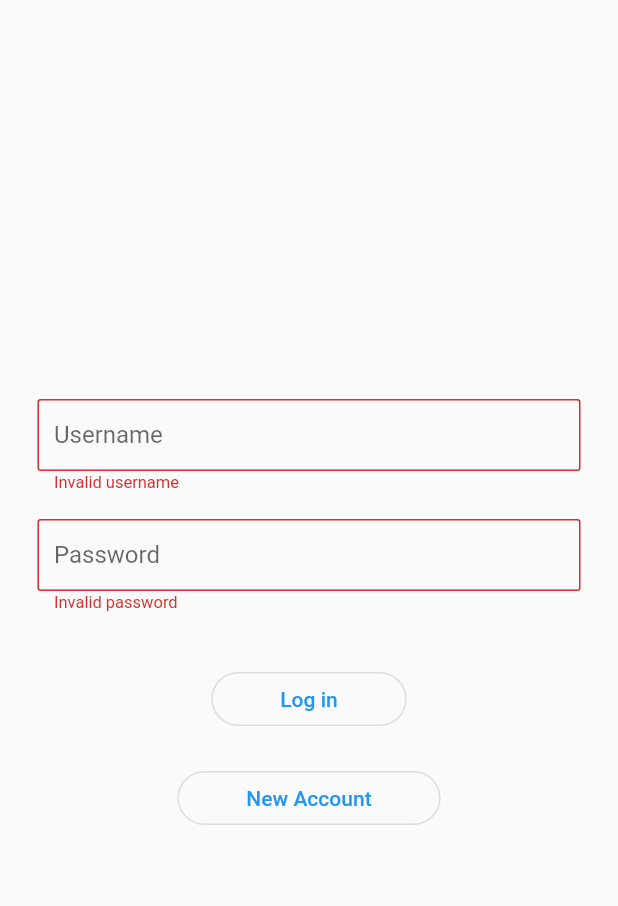
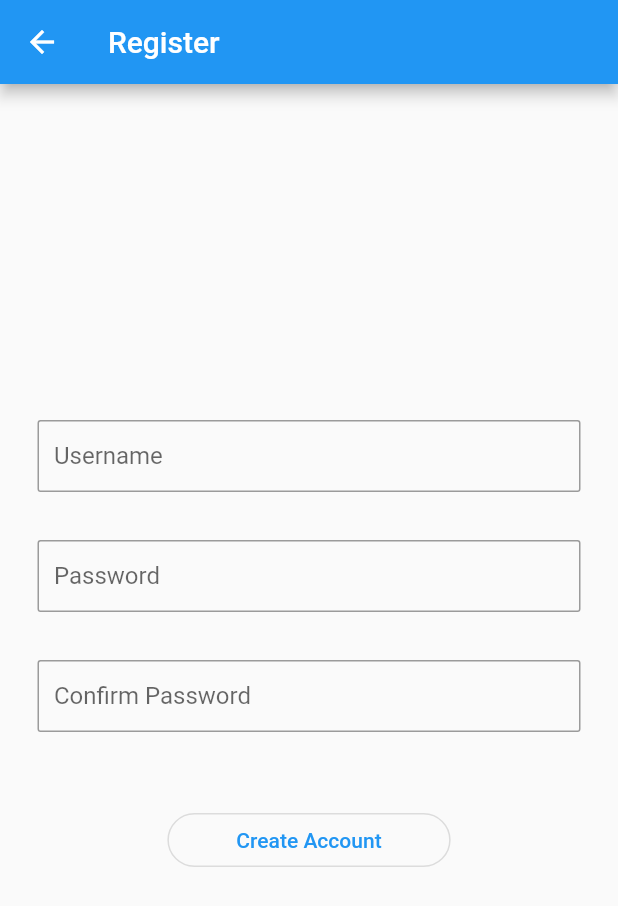
Before and after one commit to maotterson/flutter_widget_playground, a Flutter app: the screen it shows after launch, after a tap on "Log in", after a tap on "New Account", on a phone screen of 412 x 824 dp. Shown: the top 906 px of the screen. Run offline on Flutter 3.47's test engine with Material 2 defaults, Android fonts, the phone set to English and light mode, and no system bars.

Commit message:
refactor: create register view page + differentiate between form widgets/scaffolds

```diff
--- a/lib/widgets/home/home_view.dart
+++ b/lib/widgets/home/home_view.dart
@@ -1,5 +1,5 @@
 import 'package:flutter/material.dart';
-import 'package:flutter_widget_playground/widgets/login/login_view.dart';
+import 'package:flutter_widget_playground/widgets/login/login_form_view.dart';
 
 class HomeView extends StatefulWidget {
   const HomeView({Key? key}) : super(key: key);
@@ -14,6 +14,6 @@ class _HomeViewState extends State<HomeView> {
   @override
   Widget build(BuildContext context) {
     return Center(
-        child: !loggedIn ? const LoginView() : const Text("logged in"));
+        child: loggedIn ? const Text("logged in") : const LoginFormView());
   }
 }
--- /dev/null
+++ b/lib/widgets/login/login_form_view.dart
@@ -0,0 +1,123 @@
+import 'package:flutter/material.dart';
+import 'package:flutter_widget_playground/widgets/login/register_view.dart';
+
+class LoginFormView extends StatefulWidget {
+  const LoginFormView({super.key});
+
+  @override
+  State<LoginFormView> createState() => _LoginFormViewState();
+}
+
+class _LoginFormViewState extends State<LoginFormView> {
+  final GlobalKey<FormState> _formKey = GlobalKey<FormState>();
+
+  @override
+  Widget build(BuildContext context) {
+    final inputBorder =
+        OutlineInputBorder(borderRadius: BorderRadius.circular(2));
+    const formFieldHeight = 80.0;
+
+    validateUsername(String? value) {
+      if (value == null || value.isEmpty) {
+        return 'Invalid username';
+      }
+      if (value.length < 6) {
+        return 'Username must be at least 6 characters.';
+      }
+      if (value.length > 20) {
+        return 'Username must be no more than 20 characters.';
+      }
+
+      return null;
+    }
+
+    validatePassword(String? value) {
+      if (value == null || value.isEmpty) {
+        return 'Invalid password';
+      }
+      if (value.length < 6) {
+        return 'Password must be at least 6 characters.';
+      }
+      if (value.length > 20) {
+        return 'Password must be no more than 20 characters.';
+      }
+
+      return null;
+    }
+
+    return Form(
+      key: _formKey,
+      child: Padding(
+        padding: const EdgeInsets.all(25),
+        child: Column(
+          mainAxisAlignment: MainAxisAlignment.center,
+          children: <Widget>[
+            SizedBox(
+              height: formFieldHeight,
+              child: TextFormField(
+                  validator: validateUsername,
+                  decoration: InputDecoration(
+                      contentPadding: const EdgeInsets.only(
+                          left: 11, right: 3, top: 14, bottom: 14),
+                      errorStyle: const TextStyle(fontSize: 11, height: 0.3),
+                      border: inputBorder,
+                      labelText: 'Username')),
+            ),
+            SizedBox(
+              height: formFieldHeight,
+              child: TextFormField(
+                  obscureText: true,
+                  enableSuggestions: false,
+                  autocorrect: false,
+                  validator: validatePassword,
+                  decoration: InputDecoration(
+                      contentPadding: const EdgeInsets.only(
+                          left: 11, right: 3, top: 14, bottom: 14),
+                      errorStyle: const TextStyle(fontSize: 11, height: 0.3),
+                      border: inputBorder,
+                      labelText: 'Password')),
+            ),
+            Padding(
+              padding: const EdgeInsets.symmetric(vertical: 16.0),
+              child: OutlinedButton(
+                style: ButtonStyle(
+                    shape: MaterialStateProperty.all<RoundedRectangleBorder>(
+                        RoundedRectangleBorder(
+                            borderRadius: BorderRadius.circular(18.0)))),
+                onPressed: () {
+                  if (_formKey.currentState!.validate()) {
+                    // todo
+                  } else {}
+                },
+                child: const Padding(
+                  padding: EdgeInsets.fromLTRB(30, 10, 30, 10),
+                  child: Text('Log in'),
+                ),
+              ),
+            ),
+            Padding(
+              padding: const EdgeInsets.symmetric(vertical: 2),
+              child: OutlinedButton(
+                style: ButtonStyle(
+                    shape: MaterialStateProperty.all<RoundedRectangleBorder>(
+                        RoundedRectangleBorder(
+                            borderRadius: BorderRadius.circular(18.0)))),
+                onPressed: () {
+                  Navigator.push(
+                    context,
+                    MaterialPageRoute(
+                        builder: (context) => const RegisterView()),
+                  );
+                },
+                child: const Padding(
+                  padding: EdgeInsets.fromLTRB(30, 10, 30, 10),
+                  child: Text('New Account'),
+                ),
+              ),
+            ),
+          ],
+        ),
+      ),
+    );
+  }
+}
--- a/lib/widgets/login/login_view.dart
+++ b/lib/widgets/login/register_form_view.dart
@@ -1,17 +1,21 @@
 import 'package:flutter/material.dart';
 
-class LoginView extends StatefulWidget {
-  const LoginView({super.key});
+class RegisterFormView extends StatefulWidget {
+  const RegisterFormView({
+    Key? key,
+  }) : super(key: key);
 
   @override
-  State<LoginView> createState() => _LoginViewState();
+  State<RegisterFormView> createState() => _RegisterFormViewState();
 }
 
-class _LoginViewState extends State<LoginView> {
+class _RegisterFormViewState extends State<RegisterFormView> {
   final GlobalKey<FormState> _formKey = GlobalKey<FormState>();
 
   @override
   Widget build(BuildContext context) {
+    final TextEditingController password = TextEditingController();
+    final TextEditingController confirmPassword = TextEditingController();
     final inputBorder =
         OutlineInputBorder(borderRadius: BorderRadius.circular(2));
     const formFieldHeight = 80.0;
@@ -26,7 +30,6 @@ class _LoginViewState extends State<LoginView> {
       if (value.length > 20) {
         return 'Username must be no more than 20 characters.';
       }
-
       return null;
     }
 
@@ -40,7 +43,11 @@ class _LoginViewState extends State<LoginView> {
       if (value.length > 20) {
         return 'Password must be no more than 20 characters.';
       }
+      return null;
+    }
 
+    validateConfirmPassword(String? value) {
+      if (password.text != value) return 'Passwords do not match';
       return null;
     }
 
@@ -60,11 +67,13 @@ class _LoginViewState extends State<LoginView> {
                           left: 11, right: 3, top: 14, bottom: 14),
                       errorStyle: const TextStyle(fontSize: 11, height: 0.3),
                       border: inputBorder,
-                      labelText: 'Username')),
+                      labelText: 'Username',
+                      hintText: 'Create a username')),
             ),
             SizedBox(
               height: formFieldHeight,
               child: TextFormField(
+                  controller: password,
                   obscureText: true,
                   enableSuggestions: false,
                   autocorrect: false,
@@ -74,7 +83,24 @@ class _LoginViewState extends State<LoginView> {
                           left: 11, right: 3, top: 14, bottom: 14),
                       errorStyle: const TextStyle(fontSize: 11, height: 0.3),
                       border: inputBorder,
-                      labelText: 'Password')),
+                      labelText: 'Password',
+                      hintText: 'Choose a password')),
+            ),
+            SizedBox(
+              height: formFieldHeight,
+              child: TextFormField(
+                  controller: confirmPassword,
+                  obscureText: true,
+                  enableSuggestions: false,
+                  autocorrect: false,
+                  validator: validateConfirmPassword,
+                  decoration: InputDecoration(
+                    contentPadding: const EdgeInsets.only(
+                        left: 11, right: 3, top: 14, bottom: 14),
+                    errorStyle: const TextStyle(fontSize: 11, height: 0.3),
+                    border: inputBorder,
+                    labelText: 'Confirm Password',
+                  )),
             ),
             Padding(
               padding: const EdgeInsets.symmetric(vertical: 16.0),
@@ -90,21 +116,7 @@ class _LoginViewState extends State<LoginView> {
                 },
                 child: const Padding(
                   padding: EdgeInsets.fromLTRB(30, 10, 30, 10),
-                  child: Text('Log in'),
-                ),
-              ),
-            ),
-            Padding(
-              padding: const EdgeInsets.symmetric(vertical: 2),
-              child: OutlinedButton(
-                style: ButtonStyle(
-                    shape: MaterialStateProperty.all<RoundedRectangleBorder>(
-                        RoundedRectangleBorder(
-                            borderRadius: BorderRadius.circular(18.0)))),
-                onPressed: () {},
-                child: const Padding(
-                  padding: EdgeInsets.fromLTRB(30, 10, 30, 10),
-                  child: Text('New Account'),
+                  child: Text('Create Account'),
                 ),
               ),
             ),
--- a/lib/widgets/login/register_view.dart
+++ b/lib/widgets/login/register_view.dart
@@ -1,127 +1,18 @@
 import 'package:flutter/material.dart';
 
-class RegisterView extends StatefulWidget {
-  const RegisterView({
-    Key? key,
-  }) : super(key: key);
+import 'register_form_view.dart';
 
-  @override
-  State<RegisterView> createState() => _RegisterViewState();
-}
-
-class _RegisterViewState extends State<RegisterView> {
-  final GlobalKey<FormState> _formKey = GlobalKey<FormState>();
+class RegisterView extends StatelessWidget {
+  const RegisterView({super.key});
 
   @override
   Widget build(BuildContext context) {
-    final TextEditingController _password = TextEditingController();
-    final TextEditingController _confirmPassword = TextEditingController();
-    final inputBorder =
-        OutlineInputBorder(borderRadius: BorderRadius.circular(2));
-    const formFieldHeight = 80.0;
-
-    validateUsername(String? value) {
-      if (value == null || value.isEmpty) {
-        return 'Invalid username';
-      }
-      if (value.length < 6) {
-        return 'Username must be at least 6 characters.';
-      }
-      if (value.length > 20) {
-        return 'Username must be no more than 20 characters.';
-      }
-      return null;
-    }
-
-    validatePassword(String? value) {
-      if (value == null || value.isEmpty) {
-        return 'Invalid password';
-      }
-      if (value.length < 6) {
-        return 'Password must be at least 6 characters.';
-      }
-      if (value.length > 20) {
-        return 'Password must be no more than 20 characters.';
-      }
-      return null;
-    }
-
-    validateConfirmPassword(String? value) {
-      if (_password.text != value) return 'Passwords do not match';
-      return null;
-    }
-
-    return Form(
-      key: _formKey,
-      child: Padding(
-        padding: const EdgeInsets.all(25),
-        child: Column(
-          mainAxisAlignment: MainAxisAlignment.center,
-          children: <Widget>[
-            SizedBox(
-              height: formFieldHeight,
-              child: TextFormField(
-                  validator: validateUsername,
-                  decoration: InputDecoration(
-                      contentPadding: const EdgeInsets.only(
-                          left: 11, right: 3, top: 14, bottom: 14),
-                      errorStyle: const TextStyle(fontSize: 11, height: 0.3),
-                      border: inputBorder,
-                      labelText: 'Username',
-                      hintText: 'Create a username')),
-            ),
-            SizedBox(
-              height: formFieldHeight,
-              child: TextFormField(
-                  controller: _password,
-                  obscureText: true,
-                  enableSuggestions: false,
-                  autocorrect: false,
-                  validator: validatePassword,
-                  decoration: InputDecoration(
-                      contentPadding: const EdgeInsets.only(
-                          left: 11, right: 3, top: 14, bottom: 14),
-                      errorStyle: const TextStyle(fontSize: 11, height: 0.3),
-                      border: inputBorder,
-                      labelText: 'Password',
-                      hintText: 'Choose a password')),
-            ),
-            SizedBox(
-              height: formFieldHeight,
-              child: TextFormField(
-                  controller: _confirmPassword,
-                  obscureText: true,
-                  enableSuggestions: false,
-                  autocorrect: false,
-                  validator: validateConfirmPassword,
-                  decoration: InputDecoration(
-                    contentPadding: const EdgeInsets.only(
-                        left: 11, right: 3, top: 14, bottom: 14),
-                    errorStyle: const TextStyle(fontSize: 11, height: 0.3),
-                    border: inputBorder,
-                    labelText: 'Confirm Password',
-                  )),
-            ),
-            Padding(
-              padding: const EdgeInsets.symmetric(vertical: 16.0),
-              child: OutlinedButton(
-                style: ButtonStyle(
-                    shape: MaterialStateProperty.all<RoundedRectangleBorder>(
-                        RoundedRectangleBorder(
-                            borderRadius: BorderRadius.circular(18.0)))),
-                onPressed: () {
-                  if (_formKey.currentState!.validate()) {
-                    // todo
-                  } else {}
-                },
-                child: const Padding(
-                  padding: EdgeInsets.fromLTRB(30, 10, 30, 10),
-                  child: Text('Create Account'),
-                ),
-              ),
-            ),
-          ],
-        ),
+    return Scaffold(
+      appBar: AppBar(
+        title: const Text('Register'),
+      ),
+      body: const Center(
+        child: RegisterFormView(),
       ),
     );
   }
```
